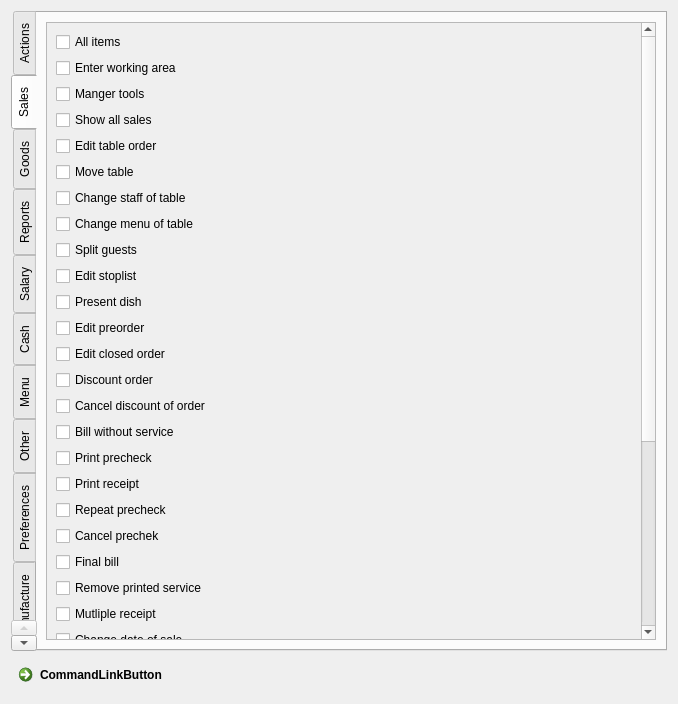
End1-1/Cafe5, file FrontDesk/c5grouppermissionseditor.ui: the form before one commit.
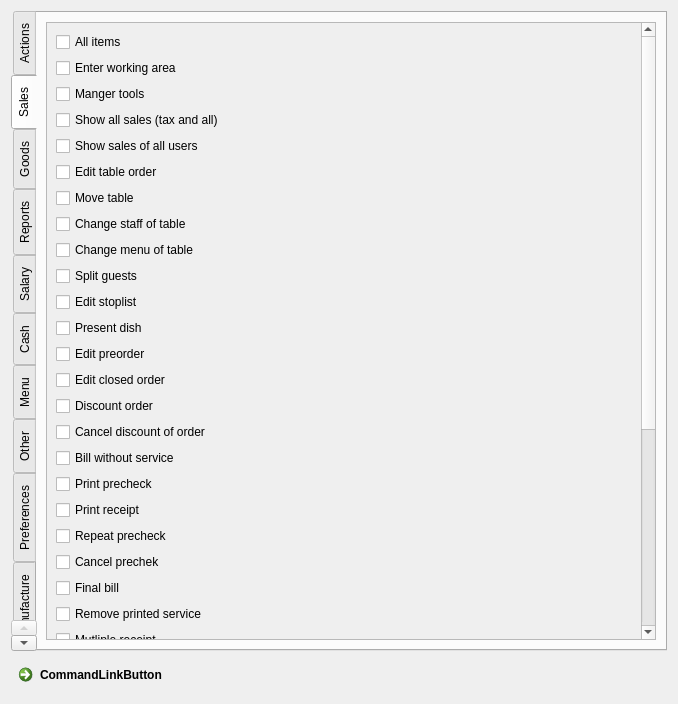
The form after the commit. The open tabs and pages were chosen to show the change. Custom widgets are drawn as their Qt base class.

```diff
--- a/FrontDesk/c5grouppermissionseditor.ui
+++ b/FrontDesk/c5grouppermissionseditor.ui
@@ -176,9 +176,9 @@
           <property name="geometry">
            <rect>
             <x>0</x>
-            <y>-180</y>
+            <y>0</y>
             <width>597</width>
-            <height>794</height>
+            <height>817</height>
            </rect>
           </property>
           <layout class="QVBoxLayout" name="verticalLayout_4">
@@ -215,13 +215,23 @@
            <item>
             <widget class="C5CheckBox" name="checkBox_97">
              <property name="text">
-              <string>Show all sales</string>
+              <string>Show all sales (tax and all)</string>
              </property>
              <property name="Tag" stdset="0">
               <number>536</number>
              </property>
             </widget>
            </item>
+           <item>
+            <widget class="C5CheckBox" name="checkBox_106">
+             <property name="text">
+              <string>Show sales of all users</string>
+             </property>
+             <property name="Tag" stdset="0">
+              <number>537</number>
+             </property>
+            </widget>
+           </item>
            <item>
             <widget class="C5CheckBox" name="checkBox_78">
              <property name="text">
```
